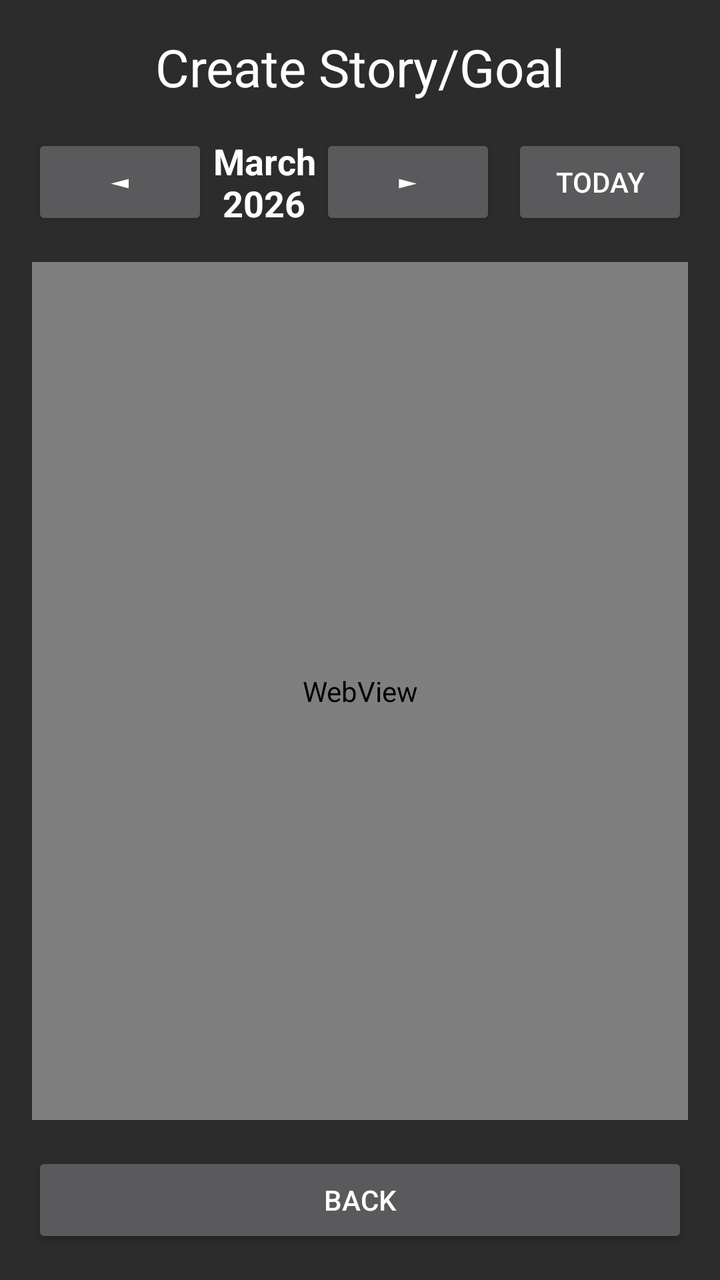
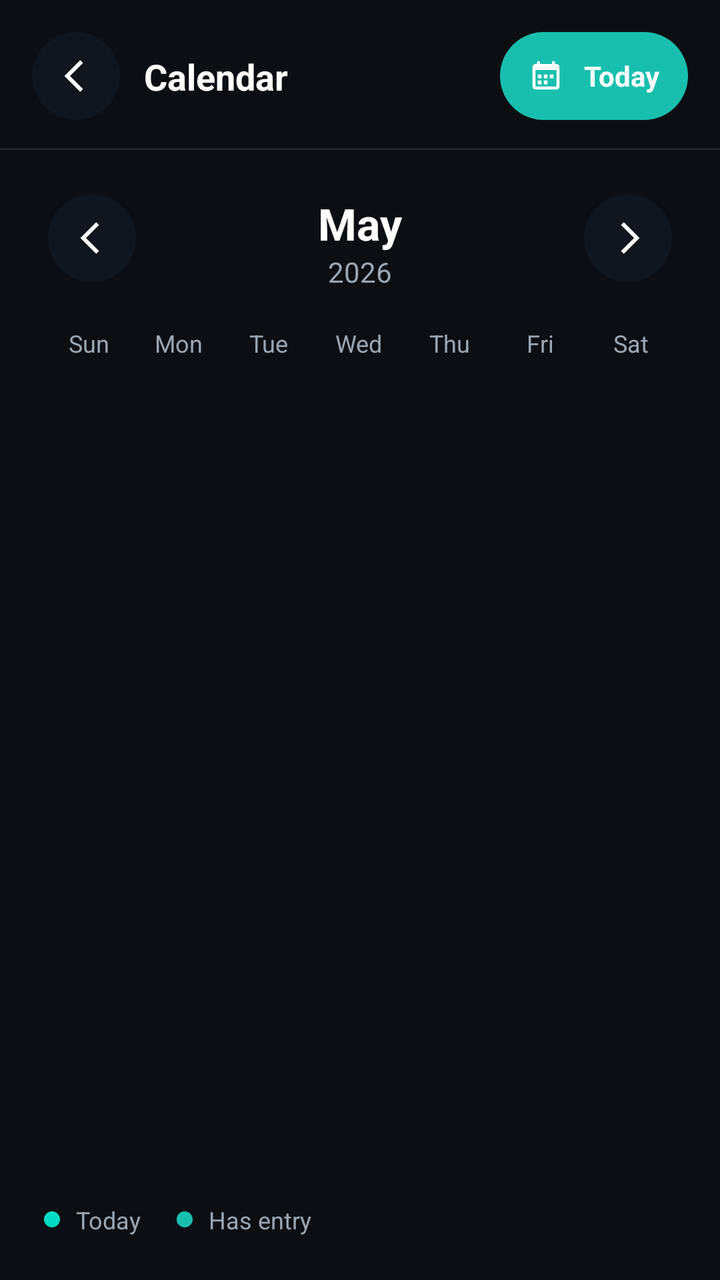

Screens rendered from an Android XML layout before and after an edit, with the pre-edit source and the edit as a unified diff.
<!-- AndroidManifest.xml: application theme Theme.AppCompat.NoActionBar -->
<!-- res/layout/activity_calendar.xml -->
<?xml version="1.0" encoding="utf-8"?>
<LinearLayout xmlns:android="http://schemas.android.com/apk/res/android"
    android:layout_width="match_parent"
    android:layout_height="match_parent"
    android:orientation="vertical"
    android:padding="16dp"
    android:background="#2c2c2c">

    <TextView
        android:layout_width="match_parent"
        android:layout_height="wrap_content"
        android:text="Create Story/Goal"
        android:textSize="26sp"
        android:gravity="center"
        android:layout_marginBottom="16dp"
        android:textColor="#ffffff" />

    
    <LinearLayout
        android:layout_width="match_parent"
        android:layout_height="wrap_content"
        android:orientation="horizontal"
        android:gravity="center"
        android:layout_marginBottom="16dp">

        <Button
            android:id="@+id/prevButton"
            android:layout_width="wrap_content"
            android:layout_height="wrap_content"
            android:text="◄" />

        <TextView
            android:id="@+id/monthYearText"
            android:layout_width="0dp"
            android:layout_height="wrap_content"
            android:layout_weight="1"
            android:text="March 2026"
            android:textSize="18sp"
            android:gravity="center"
            android:textStyle="bold"
            android:textColor="#ffffff" />

        <Button
            android:id="@+id/nextButton"
            android:layout_width="wrap_content"
            android:layout_height="wrap_content"
            android:text="►" />

        <Button
            android:id="@+id/todayButton"
            android:layout_width="wrap_content"
            android:layout_height="wrap_content"
            android:text="TODAY"
            android:layout_marginStart="8dp" />
    </LinearLayout>

    
    <WebView
        android:id="@+id/calendarWebView"
        android:layout_width="match_parent"
        android:layout_height="0dp"
        android:layout_weight="1"
        android:layout_marginBottom="16dp" />

    <Button
        android:id="@+id/backButton"
        android:layout_width="match_parent"
        android:layout_height="wrap_content"
        android:text="BACK" />

</LinearLayout>
<!-- resources referenced by this layout -->
<resources>

</resources>

<!-- the commit's change to res/layout/activity_calendar.xml (unified diff, before → after) -->
@@ -1,71 +1,259 @@
 <?xml version="1.0" encoding="utf-8"?>
-<LinearLayout xmlns:android="http://schemas.android.com/apk/res/android"
+<androidx.constraintlayout.widget.ConstraintLayout xmlns:android="http://schemas.android.com/apk/res/android"
+    xmlns:app="http://schemas.android.com/apk/res-auto"
     android:layout_width="match_parent"
     android:layout_height="match_parent"
-    android:orientation="vertical"
-    android:padding="16dp"
-    android:background="#2c2c2c">
+    android:background="@color/menu_bg">
+
+    
+    <ImageButton
+        android:id="@+id/backButton"
+        android:layout_width="44dp"
+        android:layout_height="44dp"
+        android:layout_marginStart="16dp"
+        android:layout_marginTop="16dp"
+        android:background="@drawable/bg_cal_circle_button"
+        android:contentDescription="Back"
+        android:scaleType="center"
+        android:src="@drawable/ic_chevron_left_simple"
+        android:tint="@color/menu_text_primary"
+        app:layout_constraintStart_toStartOf="parent"
+        app:layout_constraintTop_toTopOf="parent" />
 
     <TextView
-        android:layout_width="match_parent"
-        android:layout_height="wrap_content"
-        android:text="Create Story/Goal"
-        android:textSize="26sp"
-        android:gravity="center"
-        android:layout_marginBottom="16dp"
-        android:textColor="#ffffff" />
-
-    
+        android:id="@+id/screenTitle"
+        android:layout_width="0dp"
+        android:layout_height="wrap_content"
+        android:layout_marginStart="12dp"
+        android:text="Calendar"
+        android:textColor="@color/menu_text_primary"
+        android:textSize="18sp"
+        android:textStyle="bold"
+        app:layout_constraintStart_toEndOf="@+id/backButton"
+        app:layout_constraintEnd_toStartOf="@+id/todayButton"
+        app:layout_constraintTop_toTopOf="@+id/backButton"
+        app:layout_constraintBottom_toBottomOf="@+id/backButton" />
+
     <LinearLayout
-        android:layout_width="match_parent"
-        android:layout_height="wrap_content"
+        android:id="@+id/todayButton"
+        android:layout_width="wrap_content"
+        android:layout_height="44dp"
+        android:layout_marginTop="16dp"
+        android:layout_marginEnd="16dp"
+        android:background="@drawable/bg_cal_today_pill"
+        android:clickable="true"
+        android:focusable="true"
+        android:gravity="center_vertical"
         android:orientation="horizontal"
-        android:gravity="center"
-        android:layout_marginBottom="16dp">
-
-        <Button
-            android:id="@+id/prevButton"
+        android:paddingStart="14dp"
+        android:paddingEnd="14dp"
+        app:layout_constraintEnd_toEndOf="parent"
+        app:layout_constraintTop_toTopOf="parent">
+
+        <ImageView
+            android:layout_width="18dp"
+            android:layout_height="18dp"
+            android:contentDescription="Today"
+            android:src="@drawable/ic_calendar_simple"
+            android:tint="@color/menu_text_primary" />
+
+        <TextView
             android:layout_width="wrap_content"
             android:layout_height="wrap_content"
-            android:text="◄" />
-
-        <TextView
-            android:id="@+id/monthYearText"
-            android:layout_width="0dp"
-            android:layout_height="wrap_content"
-            android:layout_weight="1"
-            android:text="March 2026"
-            android:textSize="18sp"
-            android:gravity="center"
-            android:textStyle="bold"
-            android:textColor="#ffffff" />
-
-        <Button
-            android:id="@+id/nextButton"
+            android:layout_marginStart="10dp"
+            android:text="Today"
+            android:textColor="@color/menu_text_primary"
+            android:textSize="14sp"
+            android:textStyle="bold" />
+    </LinearLayout>
+
+    <View
+        android:id="@+id/topDivider"
+        android:layout_width="0dp"
+        android:layout_height="1dp"
+        android:layout_marginTop="14dp"
+        android:alpha="0.15"
+        android:background="@color/menu_text_secondary"
+        app:layout_constraintTop_toBottomOf="@+id/backButton"
+        app:layout_constraintStart_toStartOf="parent"
+        app:layout_constraintEnd_toEndOf="parent" />
+
+    
+    <ImageButton
+        android:id="@+id/prevButton"
+        android:layout_width="44dp"
+        android:layout_height="44dp"
+        android:layout_marginStart="24dp"
+        android:layout_marginTop="22dp"
+        android:background="@drawable/bg_cal_circle_button"
+        android:contentDescription="Previous month"
+        android:scaleType="center"
+        android:src="@drawable/ic_chevron_left_simple"
+        android:tint="@color/menu_text_primary"
+        app:layout_constraintStart_toStartOf="parent"
+        app:layout_constraintTop_toBottomOf="@+id/topDivider" />
+
+    <ImageButton
+        android:id="@+id/nextButton"
+        android:layout_width="44dp"
+        android:layout_height="44dp"
+        android:layout_marginEnd="24dp"
+        android:layout_marginTop="22dp"
+        android:background="@drawable/bg_cal_circle_button"
+        android:contentDescription="Next month"
+        android:scaleType="center"
+        android:src="@drawable/ic_chevron_right_simple"
+        android:tint="@color/menu_text_primary"
+        app:layout_constraintEnd_toEndOf="parent"
+        app:layout_constraintTop_toBottomOf="@+id/topDivider" />
+
+    <TextView
+        android:id="@+id/monthText"
+        android:layout_width="wrap_content"
+        android:layout_height="wrap_content"
+        android:text="May"
+        android:textColor="@color/menu_text_primary"
+        android:textSize="22sp"
+        android:textStyle="bold"
+        app:layout_constraintTop_toTopOf="@+id/prevButton"
+        app:layout_constraintStart_toStartOf="parent"
+        app:layout_constraintEnd_toEndOf="parent" />
+
+    <TextView
+        android:id="@+id/yearText"
+        android:layout_width="wrap_content"
+        android:layout_height="wrap_content"
+        android:text="2026"
+        android:textColor="@color/menu_text_secondary"
+        android:textSize="14sp"
+        app:layout_constraintTop_toBottomOf="@+id/monthText"
+        app:layout_constraintStart_toStartOf="parent"
+        app:layout_constraintEnd_toEndOf="parent" />
+
+    
+    <LinearLayout
+        android:id="@+id/weekdaysRow"
+        android:layout_width="0dp"
+        android:layout_height="wrap_content"
+        android:layout_marginTop="18dp"
+        android:orientation="horizontal"
+        android:paddingStart="22dp"
+        android:paddingEnd="22dp"
+        app:layout_constraintTop_toBottomOf="@+id/yearText"
+        app:layout_constraintStart_toStartOf="parent"
+        app:layout_constraintEnd_toEndOf="parent">
+
+        <TextView
+            android:layout_width="0dp"
+            android:layout_height="wrap_content"
+            android:layout_weight="1"
+            android:gravity="center"
+            android:text="Sun"
+            android:textColor="@color/menu_text_secondary"
+            android:textSize="12sp" />
+        <TextView
+            android:layout_width="0dp"
+            android:layout_height="wrap_content"
+            android:layout_weight="1"
+            android:gravity="center"
+            android:text="Mon"
+            android:textColor="@color/menu_text_secondary"
+            android:textSize="12sp" />
+        <TextView
+            android:layout_width="0dp"
+            android:layout_height="wrap_content"
+            android:layout_weight="1"
+            android:gravity="center"
+            android:text="Tue"
+            android:textColor="@color/menu_text_secondary"
+            android:textSize="12sp" />
+        <TextView
+            android:layout_width="0dp"
+            android:layout_height="wrap_content"
+            android:layout_weight="1"
+            android:gravity="center"
+            android:text="Wed"
+            android:textColor="@color/menu_text_secondary"
+            android:textSize="12sp" />
+        <TextView
+            android:layout_width="0dp"
+            android:layout_height="wrap_content"
+            android:layout_weight="1"
+            android:gravity="center"
+            android:text="Thu"
+            android:textColor="@color/menu_text_secondary"
+            android:textSize="12sp" />
+        <TextView
+            android:layout_width="0dp"
+            android:layout_height="wrap_content"
+            android:layout_weight="1"
+            android:gravity="center"
+            android:text="Fri"
+            android:textColor="@color/menu_text_secondary"
+            android:textSize="12sp" />
+        <TextView
+            android:layout_width="0dp"
+            android:layout_height="wrap_content"
+            android:layout_weight="1"
+            android:gravity="center"
+            android:text="Sat"
+            android:textColor="@color/menu_text_secondary"
+            android:textSize="12sp" />
+    </LinearLayout>
+
+    <androidx.recyclerview.widget.RecyclerView
+        android:id="@+id/recyclerDays"
+        android:layout_width="0dp"
+        android:layout_height="0dp"
+        android:layout_marginTop="10dp"
+        android:clipToPadding="false"
+        android:paddingStart="22dp"
+        android:paddingEnd="22dp"
+        app:layout_constraintTop_toBottomOf="@+id/weekdaysRow"
+        app:layout_constraintBottom_toTopOf="@+id/legendRow"
+        app:layout_constraintStart_toStartOf="parent"
+        app:layout_constraintEnd_toEndOf="parent" />
+
+    
+    <LinearLayout
+        android:id="@+id/legendRow"
+        android:layout_width="0dp"
+        android:layout_height="wrap_content"
+        android:layout_marginBottom="22dp"
+        android:gravity="center_vertical"
+        android:orientation="horizontal"
+        android:paddingStart="22dp"
+        android:paddingEnd="22dp"
+        app:layout_constraintBottom_toBottomOf="parent"
+        app:layout_constraintStart_toStartOf="parent"
+        app:layout_constraintEnd_toEndOf="parent">
+
+        <View
+            android:layout_width="8dp"
+            android:layout_height="8dp"
+            android:background="@drawable/bg_cal_dot_today" />
+
+        <TextView
             android:layout_width="wrap_content"
             android:layout_height="wrap_content"
-            android:text="►" />
-
-        <Button
-            android:id="@+id/todayButton"
+            android:layout_marginStart="8dp"
+            android:text="Today"
+            android:textColor="@color/menu_text_secondary"
+            android:textSize="12sp" />
+
+        <View
+            android:layout_width="8dp"
+            android:layout_height="8dp"
+            android:layout_marginStart="18dp"
+            android:background="@drawable/bg_cal_dot_entry" />
+
+        <TextView
             android:layout_width="wrap_content"
             android:layout_height="wrap_content"
-            android:text="TODAY"
-            android:layout_marginStart="8dp" />
+            android:layout_marginStart="8dp"
+            android:text="Has entry"
+            android:textColor="@color/menu_text_secondary"
+            android:textSize="12sp" />
     </LinearLayout>
 
-    
-    <WebView
-        android:id="@+id/calendarWebView"
-        android:layout_width="match_parent"
-        android:layout_height="0dp"
-        android:layout_weight="1"
-        android:layout_marginBottom="16dp" />
-
-    <Button
-        android:id="@+id/backButton"
-        android:layout_width="match_parent"
-        android:layout_height="wrap_content"
-        android:text="BACK" />
-
-</LinearLayout>
+</androidx.constraintlayout.widget.ConstraintLayout>
<!-- resource entries referenced after the edit -->
@@ -1,5 +1,64 @@
 <!-- resources referenced by this layout -->
 <resources>
-
+  <color name="menu_bg">#FF0B0F14</color>
+  <color name="menu_text_primary">#FFFFFFFF</color>
+  <color name="menu_text_secondary">#FF9AA6B2</color>
+  <!-- drawable bg_cal_circle_button (drawable) -->
+  <?xml version="1.0" encoding="utf-8"?>
+  <shape xmlns:android="http://schemas.android.com/apk/res/android" android:shape="oval">
+      <solid android:color="@color/menu_surface_alt" />
+  </shape>
+  <!-- drawable bg_cal_dot_entry (drawable) -->
+  <?xml version="1.0" encoding="utf-8"?>
+  <shape xmlns:android="http://schemas.android.com/apk/res/android" android:shape="oval">
+      <solid android:color="@color/menu_teal" />
+  </shape>
+  <!-- drawable bg_cal_dot_today (drawable) -->
+  <?xml version="1.0" encoding="utf-8"?>
+  <shape xmlns:android="http://schemas.android.com/apk/res/android" android:shape="oval">
+      <solid android:color="@color/teal_200" />
+  </shape>
+  <!-- drawable bg_cal_today_pill (drawable) -->
+  <?xml version="1.0" encoding="utf-8"?>
+  <shape xmlns:android="http://schemas.android.com/apk/res/android" android:shape="rectangle">
+      <solid android:color="@color/menu_teal" />
+      <corners android:radius="22dp" />
+  </shape>
+  <!-- drawable ic_calendar_simple (drawable) -->
+  <?xml version="1.0" encoding="utf-8"?>
+  <vector xmlns:android="http://schemas.android.com/apk/res/android"
+      android:width="24dp"
+      android:height="24dp"
+      android:viewportWidth="24"
+      android:viewportHeight="24">
+      <path
+          android:fillColor="#FFFFFFFF"
+          android:pathData="M7,2C7.6,2 8,2.4 8,3V4H16V3C16,2.4 16.4,2 17,2C17.6,2 18,2.4 18,3V4H19C20.1,4 21,4.9 21,6V19C21,20.1 20.1,21 19,21H5C3.9,21 3,20.1 3,19V6C3,4.9 3.9,4 5,4H6V3C6,2.4 6.4,2 7,2ZM19,8H5V19H19V8ZM6.5,11H9V13.5H6.5V11ZM10.5,11H13V13.5H10.5V11ZM14.5,11H17V13.5H14.5V11ZM6.5,15H9V17.5H6.5V15ZM10.5,15H13V17.5H10.5V15Z" />
+  </vector>
+  <!-- drawable ic_chevron_left_simple (drawable) -->
+  <?xml version="1.0" encoding="utf-8"?>
+  <vector xmlns:android="http://schemas.android.com/apk/res/android"
+      android:width="24dp"
+      android:height="24dp"
+      android:viewportWidth="24"
+      android:viewportHeight="24">
+      <path
+          android:fillColor="#FFFFFFFF"
+          android:pathData="M15.5,5.5 L9,12 L15.5,18.5 L14.1,19.9 L6.2,12 L14.1,4.1 Z" />
+  </vector>
+  <!-- drawable ic_chevron_right_simple (drawable) -->
+  <?xml version="1.0" encoding="utf-8"?>
+  <vector xmlns:android="http://schemas.android.com/apk/res/android"
+      android:width="24dp"
+      android:height="24dp"
+      android:viewportWidth="24"
+      android:viewportHeight="24">
+      <path
+          android:fillColor="#FFFFFFFF"
+          android:pathData="M8.5,18.5 L15,12 L8.5,5.5 L9.9,4.1 L17.8,12 L9.9,19.9 Z" />
+  </vector>
+  <color name="menu_surface_alt">#FF10161D</color>
+  <color name="menu_teal">#FF19BFAE</color>
+  <color name="teal_200">#FF03DAC5</color>
 </resources>
 
